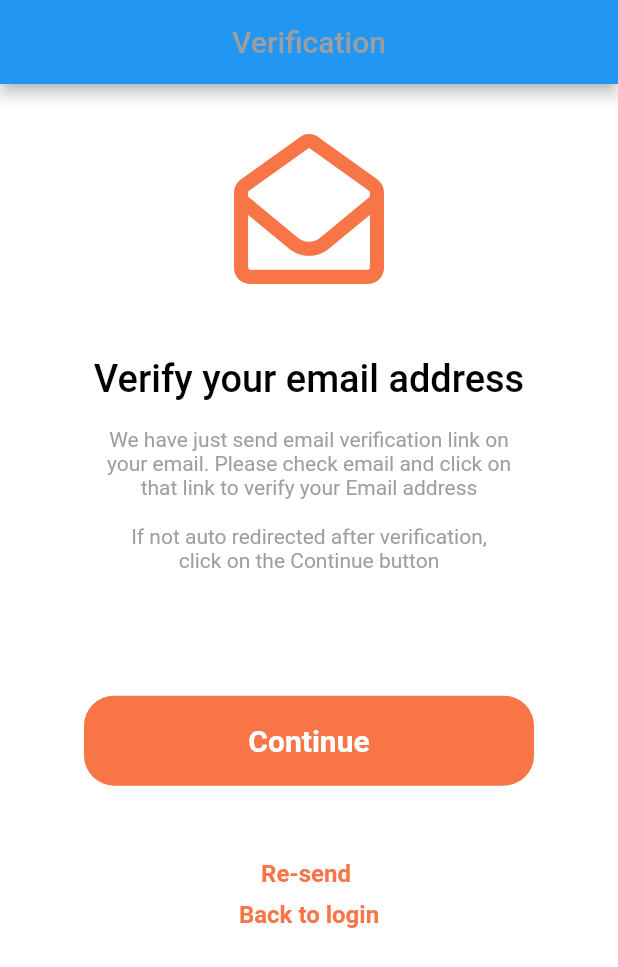
After one commit to Locfirefly/firebase_login_signup, a Flutter app: the Verification screen opened by its route, on a phone screen of 412 x 824 dp. The commit adds this screen. Shown: the top 967 px of the screen. Run offline on Flutter 3.47's test engine with Material 2 defaults, Android fonts, the phone set to English and light mode, and no system bars; our stand-ins replace cloud_firestore, equatable, firebase_auth, firebase_core, flutter_bloc, font_awesome_flutter; accounts and stored records are empty; network calls fail.

Commit message:
add email verification

```diff
--- /dev/null
+++ b/lib/firebase_auth/email_verification.dart
@@ -0,0 +1,136 @@
+import 'dart:async';
+import 'package:firebase_auth/firebase_auth.dart';
+import 'package:flutter/material.dart';
+import 'package:font_awesome_flutter/font_awesome_flutter.dart';
+
+import '../widgets/size.dart';
+class Verification extends StatefulWidget {
+  const Verification({Key? key}) : super(key: key);
+
+  @override
+  State<Verification> createState() => _VerificationState();
+}
+
+class _VerificationState extends State<Verification> {
+  final auth  = FirebaseAuth.instance;
+  late User user;
+  late Timer timer;
+
+  @override
+  void initState(){
+    user = auth.currentUser!;
+    user.sendEmailVerification();
+    timer = Timer.periodic(
+        const Duration(seconds: 3), (timer) {
+          checkEmailVerified();
+    });
+    super.initState();
+  }
+  @override
+  void dispose() {
+    timer.cancel();
+    super.dispose();
+  }
+  @override
+  Widget build(BuildContext context)  {
+    SizeConfig().init(context);
+    return Scaffold(
+      backgroundColor: Colors.white,
+      appBar: AppBar(
+        automaticallyImplyLeading: false,
+        centerTitle: true,
+        title:const Text('Verification',
+          style: TextStyle(
+            color: Colors.grey,
+            fontSize: 20,
+          ),
+        ),
+      ),
+      body: SafeArea(
+          child: SingleChildScrollView(
+            physics: const BouncingScrollPhysics(),
+            child: Column(
+              mainAxisAlignment: MainAxisAlignment.center,
+              children: [
+                SizedBox(height: SizeConfig.screenHeight * 0.04),
+                const FaIcon(FontAwesomeIcons.envelopeOpen,
+                  size: 100,
+                  color:  Color(0xfff77546),
+                ),
+                SizedBox(height: SizeConfig.screenHeight * 0.06),
+                Center(
+                  child: Text('Verify your email address',
+                    style: TextStyle(
+                      color: Colors.black,
+                      fontSize: getProportionateScreenWidth(23),
+                      fontWeight: FontWeight.w500,
+                    ),
+                  ),
+                ),
+                SizedBox(height: SizeConfig.screenHeight * 0.02),
+                Text('We have just send email verification link on \nyour email. Please check email and click on \nthat link to verify your Email address',
+                  textAlign: TextAlign.center,
+                  style: TextStyle(
+                    color: Colors.grey.shade500
+                  ),
+                ),
+                SizedBox(height: SizeConfig.screenHeight * 0.02),
+                Text('If not auto redirected after verification, \nclick on the Continue button',
+                  textAlign: TextAlign.center,
+                  style: TextStyle(
+                    color: Colors.grey.shade500,
+                  ),
+                ),
+                SizedBox(height: SizeConfig.screenHeight * 0.1),
+                Container(
+                  alignment: Alignment.center,
+                  width: 300,
+                  height: 60,
+                  decoration: BoxDecoration(
+                    borderRadius: BorderRadius.circular(20),
+                    color: const Color(0xfff77546),
+                  ),
+                  child: const Text('Continue',
+                    style: TextStyle(
+                      color: Colors.white,
+                      fontWeight: FontWeight.bold,
+                      fontSize: 20,
+                    ),
+                  ),
+                ),
+                SizedBox(height: SizeConfig.screenHeight * 0.06),
+                const Text('Re-send ',
+                  style: TextStyle(
+                      fontSize: 16,
+                      fontWeight: FontWeight.bold,
+                      color: Color(0xfff77546)
+                  ),
+                ),
+                SizedBox(height: SizeConfig.screenHeight * 0.01),
+                GestureDetector(
+                  onTap: () {
+                    Navigator.pop(context);
+                  },
+                  child: const Text('Back to login',
+                    style: TextStyle(
+                        fontSize: 16,
+                        fontWeight: FontWeight.bold,
+                        color: Color(0xfff77546)
+                    ),
+                  ),
+                ),
+              ],
+            ),
+          )
+      ),
+    );
+  }
+  Future<void> checkEmailVerified() async  {
+    user = auth.currentUser!;
+    await user.reload();
+    if(user.emailVerified){
+      timer.cancel();
+      Navigator.of(context).pushReplacementNamed('home');
+    }
+  }
+}
--- a/lib/login/bloc/login_bloc.dart
+++ b/lib/login/bloc/login_bloc.dart
@@ -18,6 +18,7 @@ class LoginBloc extends Bloc<LoginEvent,LoginState>{
       emit(LoginProcess());
       try{
         await _userRepository.login(event.email, event.password);
+        emit(LoginSuccess());
       }
       catch (e){
         log(e.toString());
--- a/lib/main.dart
+++ b/lib/main.dart
@@ -1,12 +1,13 @@
+import 'package:firebase_login_signup/home/home.dart';
 import 'package:firebase_login_signup/login/bloc/login_bloc.dart';
 import 'package:firebase_login_signup/repository/firebase_user_repo.dart';
-import 'package:firebase_login_signup/firebase_auth/email_verification.dart';
 import 'package:firebase_login_signup/signup/bloc/signup_bloc.dart';
 import 'package:flutter/material.dart';
 import 'package:firebase_core/firebase_core.dart';
 import 'package:flutter/services.dart';
 import 'package:flutter_bloc/flutter_bloc.dart';
 import 'bloc_observer.dart';
+import 'firebase_auth/email_verification.dart';
 import 'forgot_password/forgot_password.dart';
 import 'login/login.dart';
 import 'signup/signup.dart';
@@ -34,7 +35,7 @@ void main() async {
           'signup': (BuildContext context) => const SignUp(),
           'finds': (BuildContext context) => const ForgotPassword(),
           'verify': (BuildContext context) => const Verification(),
-          //'success': (BuildContext context) => const LoginSuccess(),
+          'home': (BuildContext context) => const Home(),
         },
     ),
      )
```
Also changed, not shown: lib/home/home.dart (added, +23 -0 lines), lib/login/login.dart (+16 -5 lines), lib/home/bloc/home_bloc.dart (added), lib/home/bloc/home_even.dart (added), lib/home/bloc/home_state.dart (added).
